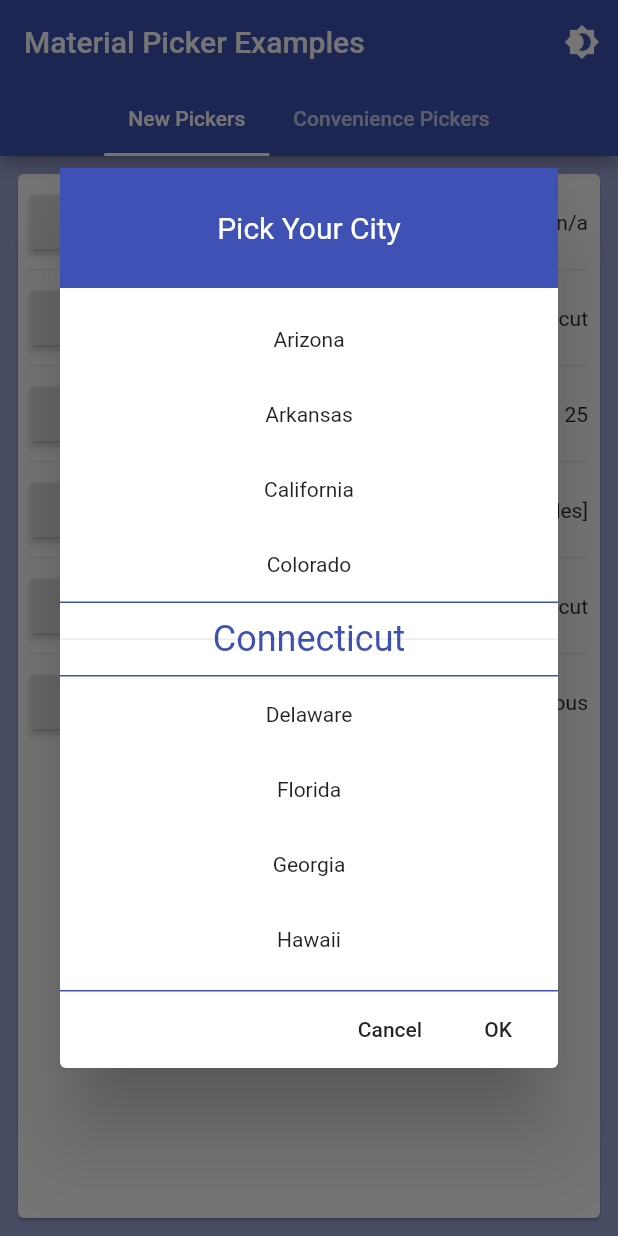
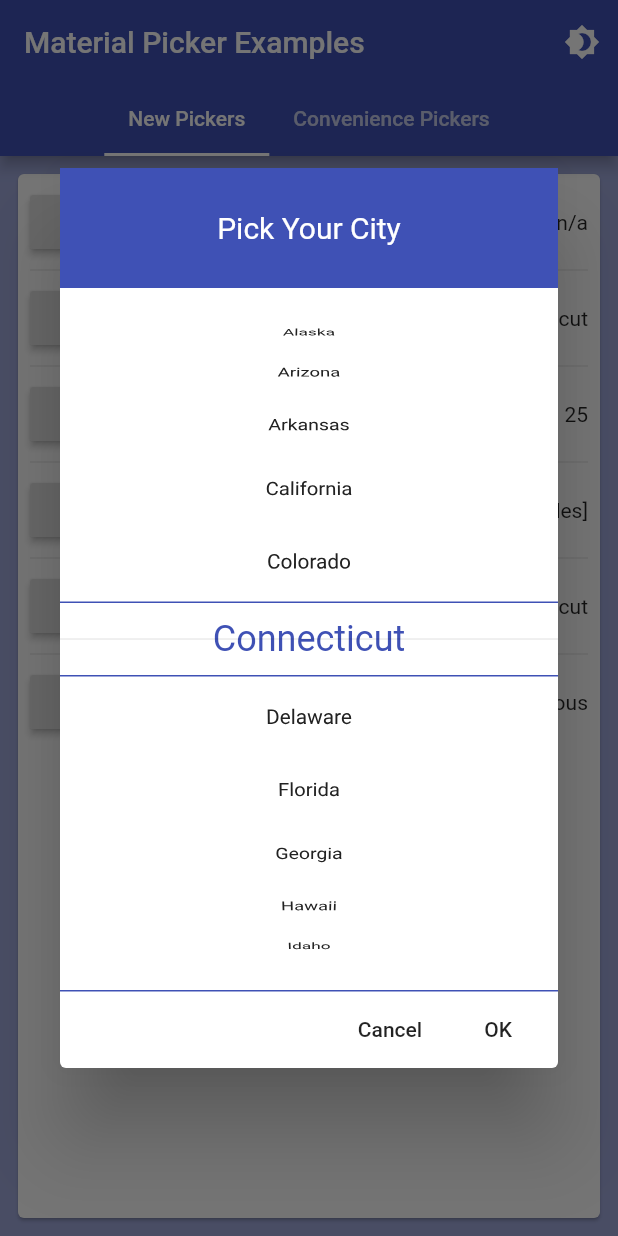
Before and after one commit to codegrue/flutter_material_pickers, a Flutter app: the screen it shows after launch, after a tap on "Scroll Picker", on a phone screen of 412 x 824 dp. Run offline on Flutter 3.47's test engine with Material 2 defaults, Android fonts, the phone set to English and light mode, and no system bars; our stand-ins replace dynamic_theme, flutter_colorpicker; missing offline and left inert: shared_preferences_web.

Commit message:
leveraged ListWheelScrollView

```diff
--- a/lib/pickers/scroll_picker.dart
+++ b/lib/pickers/scroll_picker.dart
@@ -38,81 +38,53 @@ class _ScrollPickerState extends State<ScrollPicker> {
   double visibleItemsHeight;
   double offset;
 
+  String selectedValue;
+
   ScrollController scrollController;
 
-  String selectedValue;
+  @override
+  void initState() {
+    super.initState();
+
+    int initialItem = widget.items.indexOf(selectedValue);
+    scrollController = FixedExtentScrollController(initialItem: initialItem);
+  }
 
   @override
   Widget build(BuildContext context) {
     final ThemeData themeData = Theme.of(context);
-
     TextStyle defaultStyle = themeData.textTheme.bodyText2;
     TextStyle selectedStyle =
         themeData.textTheme.headline5.copyWith(color: themeData.accentColor);
 
-    return NotificationListener(
-      child: LayoutBuilder(
+    return LayoutBuilder(
       builder: (BuildContext context, BoxConstraints constraints) {
         widgetHeight = constraints.maxHeight;
-          numberOfVisibleItems = widgetHeight ~/ itemHeight;
 
-          // add padding (empty) rows so you can scroll to the extents
-          numberOfPaddingRows = numberOfVisibleItems ~/ 2 + 1;
-          int rowCount = widget.items.length + numberOfPaddingRows * 2;
+        return Stack(
+          children: <Widget>[
+            GestureDetector(
+              onTapUp: _itemTapped,
+              child: ListWheelScrollView.useDelegate(
+                childDelegate: ListWheelChildBuilderDelegate(
+                    builder: (BuildContext context, int index) {
+                  if (index < 0 || index > widget.items.length - 1) {
+                    return null;
+                  }
 
-          // ensure odd rows to allow a centered item
-          if (numberOfVisibleItems.isEven) numberOfVisibleItems++;
+                  var value = widget.items[index];
 
-          // area the visible items desire to take
-          visibleItemsHeight = numberOfVisibleItems * itemHeight;
+                  final TextStyle itemStyle =
+                      (value == selectedValue) ? selectedStyle : defaultStyle;
 
-          // amount shifted from center because desired area doesn't fit in visible area
-          offset = (widgetHeight - visibleItemsHeight) / 2 - itemHeight;
-          scrollController = ScrollController(
-            initialScrollOffset: widget.items.contains(selectedValue)
-                ? _calculateScrollPosition(widget.items.indexOf(selectedValue))
-                : _calculateScrollPosition(0),
+                  return Center(
+                    child: Text(value, style: itemStyle),
                   );
-
-          return Container(
-            child: Stack(
-              children: <Widget>[
-                Center(
-                  child: Container(
-                    height: widgetHeight,
-                    child: ListView.builder(
+                }),
                 controller: scrollController,
                 itemExtent: itemHeight,
-                      itemCount: rowCount,
-                      itemBuilder: (BuildContext context, int index) {
-                        bool isPaddingRow = index < numberOfPaddingRows ||
-                            index >= rowCount - numberOfPaddingRows;
-
-                        String value = (isPaddingRow)
-                            ? null
-                            : widget.items[index - numberOfPaddingRows];
-
-                        //define special style for selected (middle) element
-                        final TextStyle itemStyle = (value == selectedValue)
-                            ? selectedStyle
-                            : defaultStyle;
-
-                        return isPaddingRow
-                            ? Container() //empty items for padding rows
-                            : GestureDetector(
-                                onTap: () {
-                                  _itemTapped(index);
-                                },
-                                child: Container(
-                                  color: Colors
-                                      .transparent, // seems to be necessary to allow touches outside the item text
-                                  child: Center(
-                                    child: Text(value, style: itemStyle),
-                                  ),
-                                ),
-                              );
-                      },
-                    ),
+                onSelectedItemChanged: _onSelectedItemChanged,
+                physics: FixedExtentScrollPhysics(),
               ),
             ),
             Center(child: Divider()),
@@ -121,69 +93,35 @@ class _ScrollPickerState extends State<ScrollPicker> {
                 height: itemHeight,
                 decoration: BoxDecoration(
                   border: Border(
-                        top: BorderSide(
-                            color: themeData.accentColor, width: 1.0),
-                        bottom: BorderSide(
-                            color: themeData.accentColor, width: 1.0),
+                    top: BorderSide(color: themeData.accentColor, width: 1.0),
+                    bottom:
+                        BorderSide(color: themeData.accentColor, width: 1.0),
                   ),
                 ),
               ),
             )
           ],
-            ),
         );
       },
-      ),
-      onNotification: _onNotification,
     );
   }
 
-  void _itemTapped(int itemIndex) {
-    int selectedIndex = itemIndex - numberOfPaddingRows;
-    _changeSelectedItem(selectedIndex);
+  void _itemTapped(TapUpDetails details) {
+    Offset position = details.localPosition;
+    double center = widgetHeight / 2;
+    double changeBy = position.dy - center;
+    double newPosition = scrollController.offset + changeBy;
+
+    // animate to and center on the selected item
+    scrollController.animateTo(newPosition,
+        duration: Duration(milliseconds: 500), curve: Curves.easeInOut);
   }
 
-  bool _onNotification(Notification notification) {
-    if (notification is ScrollNotification) {
-      if (_userStoppedScrolling(notification, scrollController)) {
-        int indexOfMiddleElement =
-            ((notification.metrics.pixels + visibleItemsHeight / 2) ~/
-                    itemHeight) -
-                numberOfPaddingRows;
-        _changeSelectedItem(indexOfMiddleElement);
-      }
-    }
-    return true;
-  }
-
-  void _changeSelectedItem(int itemIndex) {
-    // prevent overflows
-    if (itemIndex > widget.items.length - 1)
-      itemIndex = widget.items.length - 1;
-
-    // update value with selected item
-    String newValue = widget.items[itemIndex];
+  void _onSelectedItemChanged(int index) {
+    String newValue = widget.items[index];
     if (newValue != selectedValue) {
       selectedValue = newValue;
       widget.onChanged(newValue);
     }
-
-    // animate to and center on the selected item
-    scrollController.animateTo(_calculateScrollPosition(itemIndex),
-        duration: Duration(milliseconds: 500), curve: ElasticOutCurve());
-  }
-
-  double _calculateScrollPosition(int itemIndex) {
-    return itemIndex * itemHeight - offset;
-  }
-
-  bool _userStoppedScrolling(
-    Notification notification,
-    ScrollController scrollController,
-  ) {
-    return notification is UserScrollNotification &&
-        notification.direction == ScrollDirection.idle &&
-        // ignore: invalid_use_of_visible_for_testing_member, invalid_use_of_protected_member
-        scrollController.position.activity is! HoldScrollActivity;
   }
 }
--- a/pubspec.yaml
+++ b/pubspec.yaml
@@ -1,6 +1,6 @@
 name: flutter_material_pickers
 description: A flutter package for easily and consistently showing material themed picker dialogs.
-version: 1.5.1
+version: 1.5.2
 homepage: https://github.com/codegrue/flutter_material_pickers
 
 dependencies:
```
Also changed, not shown: 2 other files. Lines whose indentation alone changed are shown as unchanged.
